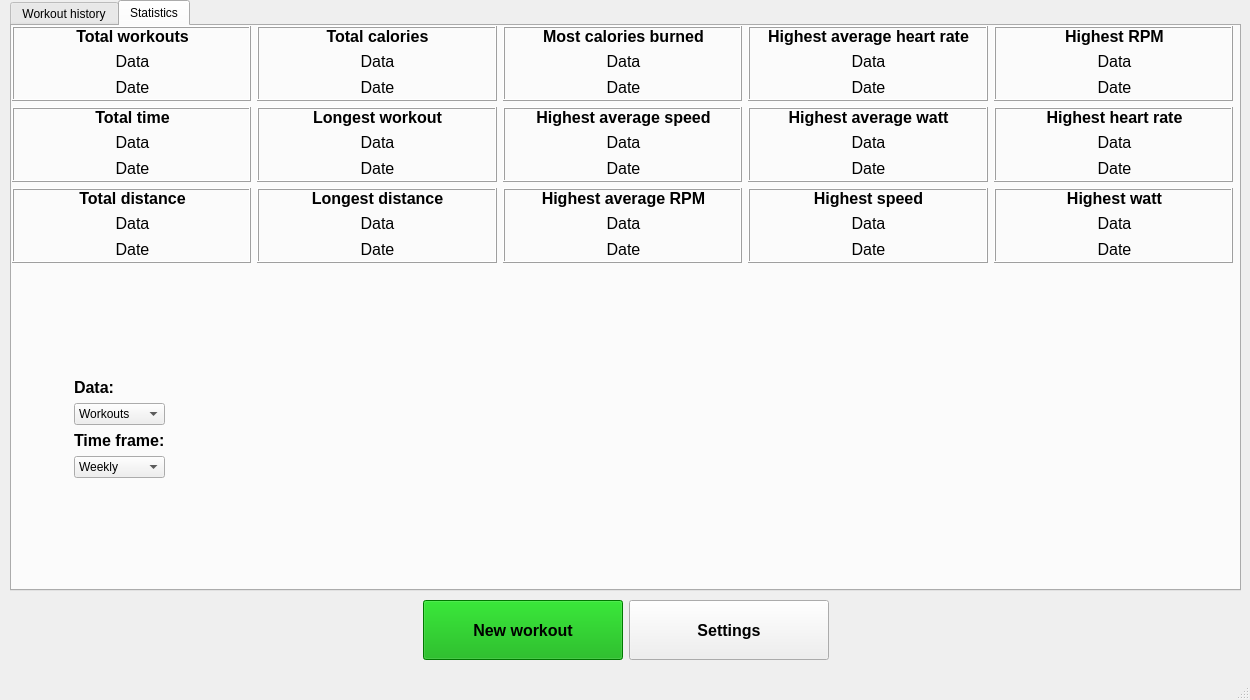
The window that resources/mainwindow.ui (CGodiksen/exercise-bike-logger) describes before a commit, drawn with Qt 5.
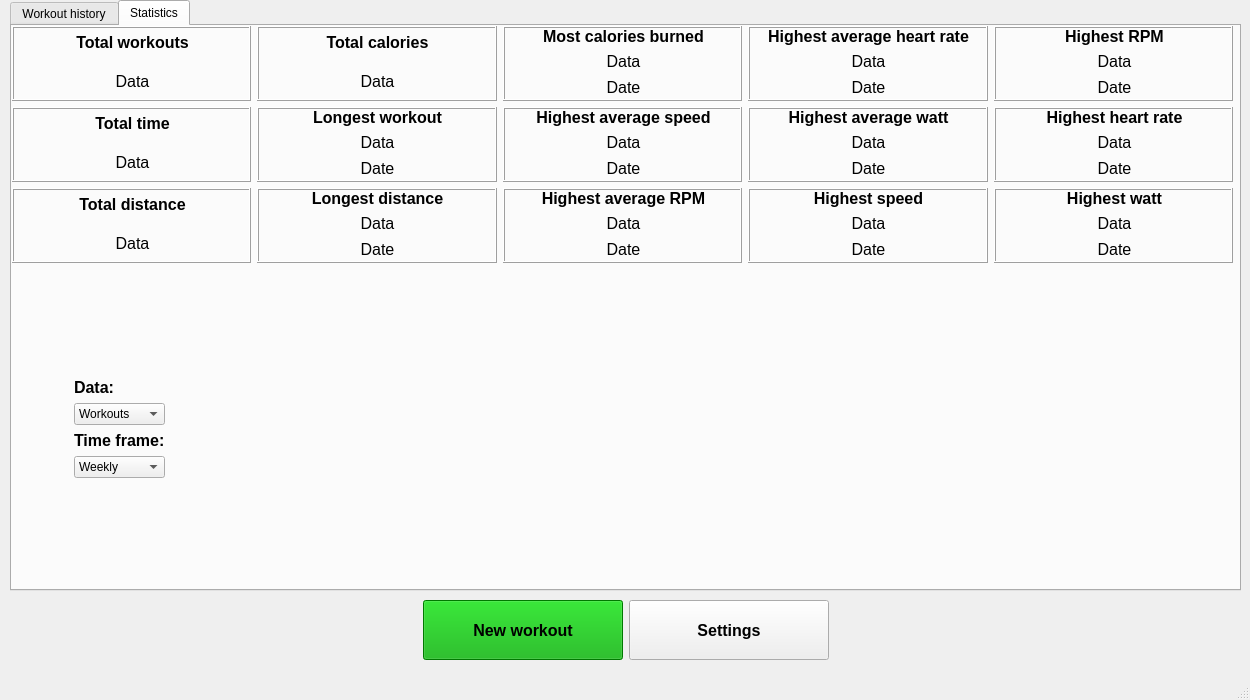
The same window after the commit. The open tabs and pages were chosen to show the change. Custom widgets are drawn as their Qt base class.

Commit message: Implemented the function that updates the display on the statistics tab with the current statistics.

```diff
--- a/resources/mainwindow.ui
+++ b/resources/mainwindow.ui
@@ -900,21 +900,6 @@
                </property>
               </widget>
              </item>
-             <item>
-              <widget class="QLabel" name="label_23">
-               <property name="font">
-                <font>
-                 <pointsize>12</pointsize>
-                </font>
-               </property>
-               <property name="text">
-                <string>Date</string>
-               </property>
-               <property name="alignment">
-                <set>Qt::AlignCenter</set>
-               </property>
-              </widget>
-             </item>
             </layout>
            </widget>
           </widget>
@@ -1596,21 +1581,6 @@
                </property>
               </widget>
              </item>
-             <item>
-              <widget class="QLabel" name="label_20">
-               <property name="font">
-                <font>
-                 <pointsize>12</pointsize>
-                </font>
-               </property>
-               <property name="text">
-                <string>Date</string>
-               </property>
-               <property name="alignment">
-                <set>Qt::AlignCenter</set>
-               </property>
-              </widget>
-             </item>
             </layout>
            </widget>
           </widget>
@@ -1740,21 +1710,6 @@
                </property>
               </widget>
              </item>
-             <item>
-              <widget class="QLabel" name="label_21">
-               <property name="font">
-                <font>
-                 <pointsize>12</pointsize>
-                </font>
-               </property>
-               <property name="text">
-                <string>Date</string>
-               </property>
-               <property name="alignment">
-                <set>Qt::AlignCenter</set>
-               </property>
-              </widget>
-             </item>
             </layout>
            </widget>
           </widget>
@@ -1809,21 +1764,6 @@
                </property>
               </widget>
              </item>
-             <item>
-              <widget class="QLabel" name="label_28">
-               <property name="font">
-                <font>
-                 <pointsize>12</pointsize>
-                </font>
-               </property>
-               <property name="text">
-                <string>Date</string>
-               </property>
-               <property name="alignment">
-                <set>Qt::AlignCenter</set>
-               </property>
-              </widget>
-             </item>
             </layout>
            </widget>
           </widget>
```
Left out of the diff: 24 changed lines with no effect on the pictures. The commit also changes 1 other file.
